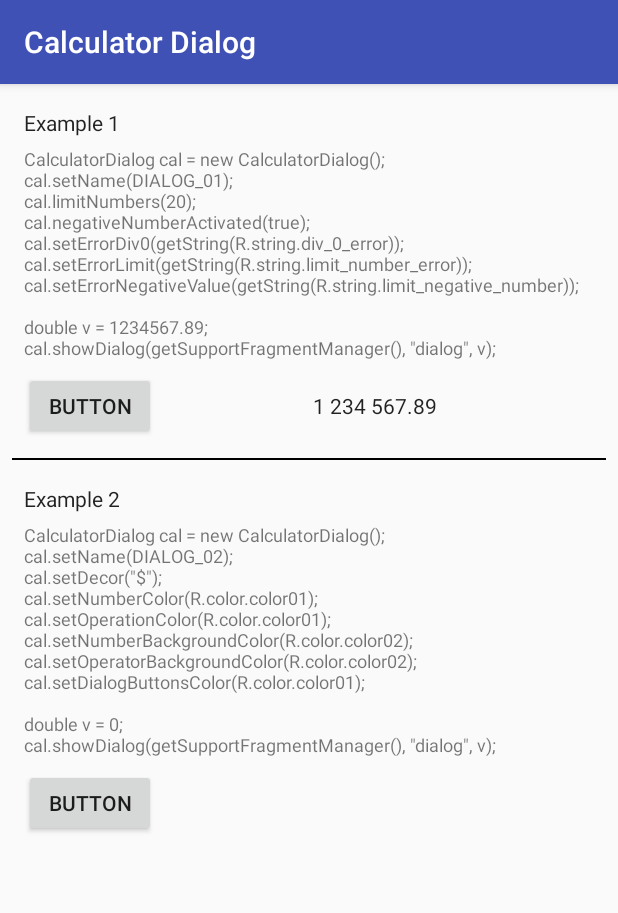
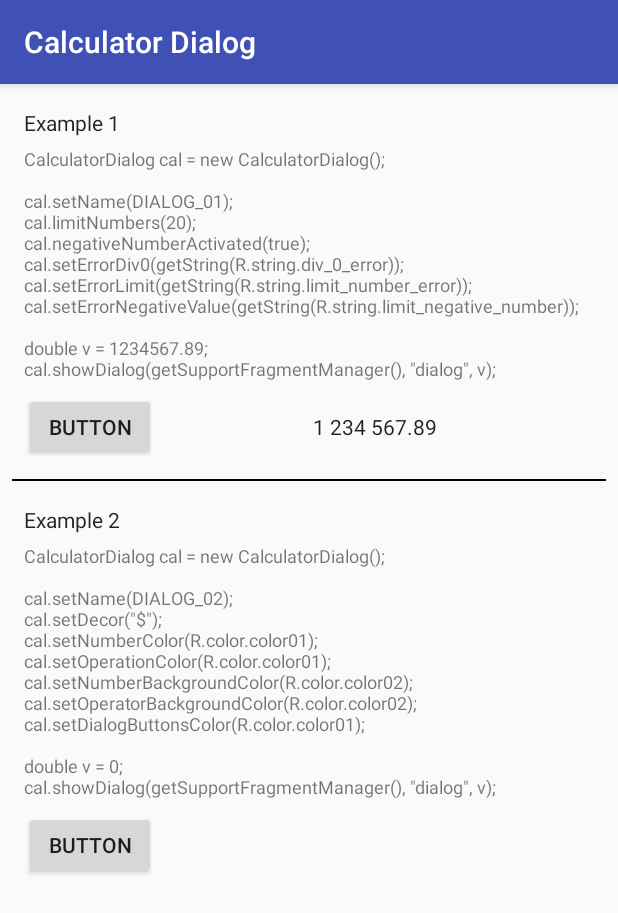
Before and after one commit to HeryLopez/CalculatorDialog, an Android app: the screen it shows after launch (ExampleActivity), on a phone screen of 412 x 824 dp. Shown: the top 913 px of the screen. Run offline under Robolectric (Android 15) with nearby library versions, the phone set to English and light mode, and no system bars.

Commit message:
Minor Changes.

```diff
--- a/Example/src/main/res/values/strings.xml
+++ b/Example/src/main/res/values/strings.xml
@@ -9,8 +9,8 @@
     <string name="button_label">Button</string>
 
     <string name="example_1">Example 1</string>
-    <string name="example_1_text">CalculatorDialog cal = new CalculatorDialog();\ncal.setName(DIALOG_01);\ncal.limitNumbers(20);\ncal.negativeNumberActivated(true);\ncal.setErrorDiv0(getString(R.string.div_0_error));\ncal.setErrorLimit(getString(R.string.limit_number_error));\ncal.setErrorNegativeValue(getString(R.string.limit_negative_number));\n\ndouble v = 1234567.89;\ncal.showDialog(getSupportFragmentManager(), \"dialog\", v);</string>
+    <string name="example_1_text">CalculatorDialog cal = new CalculatorDialog();\n\ncal.setName(DIALOG_01);\ncal.limitNumbers(20);\ncal.negativeNumberActivated(true);\ncal.setErrorDiv0(getString(R.string.div_0_error));\ncal.setErrorLimit(getString(R.string.limit_number_error));\ncal.setErrorNegativeValue(getString(R.string.limit_negative_number));\n\ndouble v = 1234567.89;\ncal.showDialog(getSupportFragmentManager(), \"dialog\", v);</string>
 
     <string name="example_2">Example 2</string>
-    <string name="example_2_text">CalculatorDialog cal = new CalculatorDialog();\ncal.setName(DIALOG_02);\ncal.setDecor(\"$\");\ncal.setNumberColor(R.color.color01);\ncal.setOperationColor(R.color.color01);\ncal.setNumberBackgroundColor(R.color.color02);\ncal.setOperatorBackgroundColor(R.color.color02);\ncal.setDialogButtonsColor(R.color.color01);\n\ndouble v = 0;\ncal.showDialog(getSupportFragmentManager(), \"dialog\", v);</string>
+    <string name="example_2_text">CalculatorDialog cal = new CalculatorDialog();\n\ncal.setName(DIALOG_02);\ncal.setDecor(\"$\");\ncal.setNumberColor(R.color.color01);\ncal.setOperationColor(R.color.color01);\ncal.setNumberBackgroundColor(R.color.color02);\ncal.setOperatorBackgroundColor(R.color.color02);\ncal.setDialogButtonsColor(R.color.color01);\n\ndouble v = 0;\ncal.showDialog(getSupportFragmentManager(), \"dialog\", v);</string>
 </resources>
```
